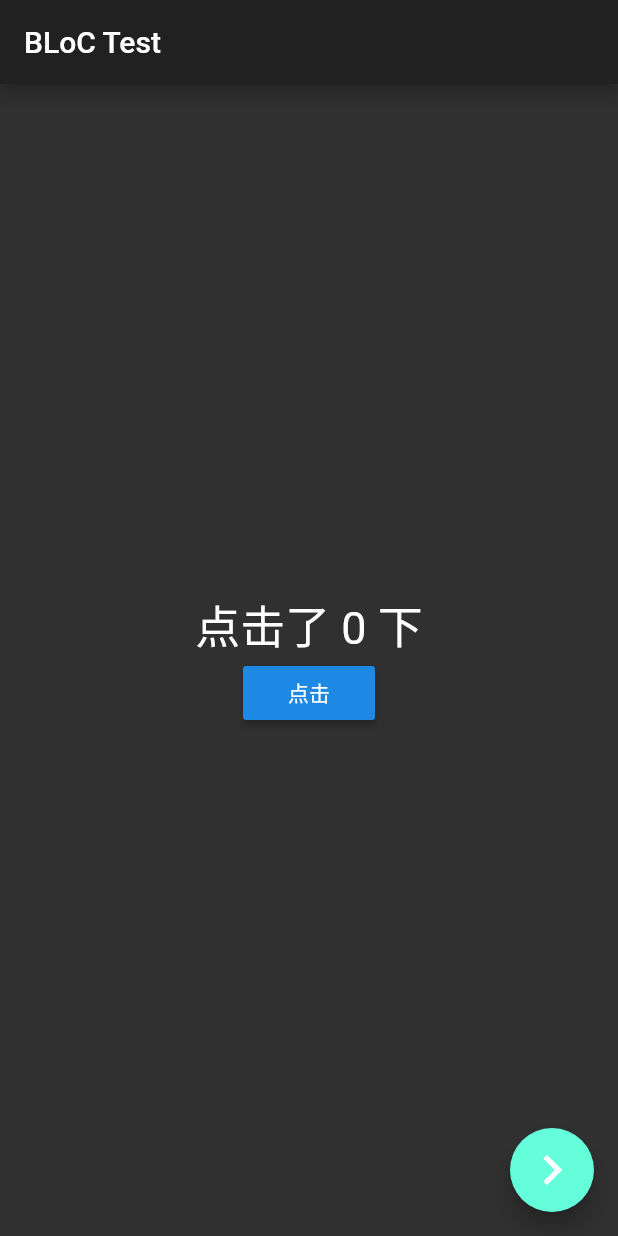
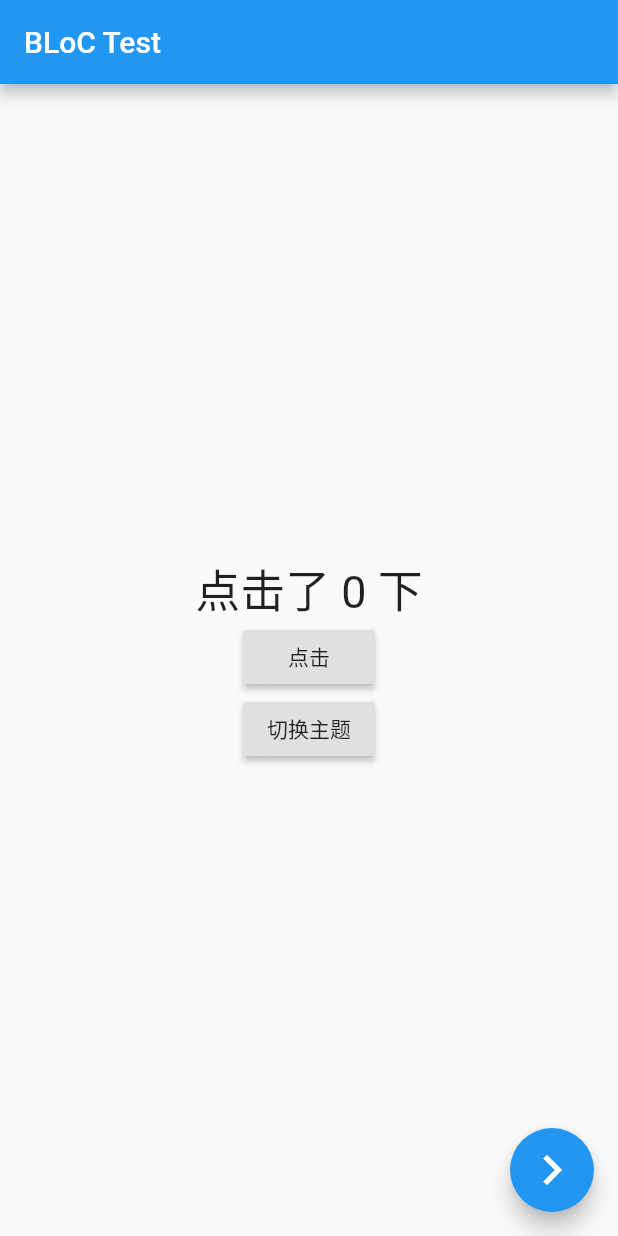
Before and after one commit to MzoneCL/bloc_demo, a Flutter app: the screen it shows after launch, on a phone screen of 412 x 824 dp. Run offline on Flutter 3.47's test engine with Material 2 defaults, Android fonts, the phone set to English and light mode, and no system bars.

Commit message:
新增切换主题功能
新增了一个 BLoCTheme 类，用于切换主题。

```diff
--- a/lib/bloc.dart
+++ b/lib/bloc.dart
@@ -1,4 +1,5 @@
 import 'dart:async';
+import 'package:flutter/material.dart';
 
 class BLoC {
   int _count;
@@ -22,3 +23,31 @@ class BLoC {
     _controller.close();
   }
 }
+
+class BLoCTheme {
+  ThemeData _themeData;
+  StreamController<ThemeData> _controller;
+
+  BLoCTheme(){
+    _themeData = ThemeData.light();
+    _controller = StreamController();
+    print('新建了一个BLoCTheme');
+  }
+
+  Stream<ThemeData> get streamThemeData => _controller.stream;
+
+  ThemeData get themeData => _themeData;
+
+  changeTheme() {
+    print('切换主题了');
+    if(_themeData == ThemeData.dark())
+      _themeData = ThemeData.light();
+    else
+      _themeData = ThemeData.dark();
+
+    _controller.sink.add(_themeData);
+  }
+  dispose(){
+    _controller.close();
+  }
+}
--- a/lib/bloc_provider.dart
+++ b/lib/bloc_provider.dart
@@ -2,8 +2,9 @@ import 'bloc.dart';
 import 'package:flutter/material.dart';
 
 class BlocProvider extends InheritedWidget {
+  final BLoC bLoC = BLoC();
 
-  final BLoC bLoC = BLoC();
+  final BLoCTheme bLoCTheme = BLoCTheme();
 
   BlocProvider({Key key, Widget child}) : super(key: key, child: child);
 
@@ -12,4 +13,8 @@ class BlocProvider extends InheritedWidget {
 
   static BLoC of(BuildContext context) =>
       (context.inheritFromWidgetOfExactType(BlocProvider) as BlocProvider).bLoC;
+
+  static BLoCTheme ofBloCTheme(BuildContext context) =>
+      (context.inheritFromWidgetOfExactType(BlocProvider) as BlocProvider)
+          .bLoCTheme;
 }
--- a/lib/main.dart
+++ b/lib/main.dart
@@ -4,26 +4,31 @@ import 'bloc_provider.dart';
 import 'bloc.dart';
 import 'page2.dart';
 
-main() => runApp(MyApp());
+main() => runApp(BlocProvider(child: MyApp()));
 
 class MyApp extends StatelessWidget {
   @override
   Widget build(BuildContext context) {
-    return BlocProvider(
-      child: MaterialApp(
-        home: MyWidget(),
-        theme: ThemeData.dark(),
-      ),
+    final BLoCTheme bLoCTheme = BlocProvider.ofBloCTheme(context);
+    return StreamBuilder(
+      stream: bLoCTheme.streamThemeData,
+      initialData: bLoCTheme.themeData,
+      builder: (context, snapshot){
+        print(snapshot.data.runtimeType);
+        return MaterialApp(
+          theme: snapshot.data,
+          home: MyWidget(),
+        );
+      },
     );
   }
 }
-
 
 class MyWidget extends StatelessWidget {
   @override
   Widget build(BuildContext context) {
     final BLoC bLoC = BlocProvider.of(context);
-
+    final BLoCTheme bLoCTheme = BlocProvider.ofBloCTheme(context);
     return Scaffold(
       floatingActionButton: FloatingActionButton(
         onPressed: () {
@@ -31,7 +36,11 @@ class MyWidget extends StatelessWidget {
             return Page2();
           }));
         },
-        child: Icon(Icons.navigate_next,size: 40,color: Colors.white,),
+        child: Icon(
+          Icons.navigate_next,
+          size: 40,
+          color: Colors.white,
+        ),
       ),
       appBar: AppBar(
         title: Text('BLoC Test'),
@@ -42,7 +51,10 @@ class MyWidget extends StatelessWidget {
           children: <Widget>[
             StreamBuilder(
               builder: (context, snapshot) {
-                return Text('点击了 ' + snapshot.data.toString() + ' 下',style: TextStyle(fontSize: 30),);
+                return Text(
+                  '点击了 ' + snapshot.data.toString() + ' 下',
+                  style: TextStyle(fontSize: 30),
+                );
               },
               initialData: bLoC.count,
               stream: bLoC.streamCount,
@@ -52,6 +64,12 @@ class MyWidget extends StatelessWidget {
                 bLoC.increment();
               },
               child: Text('点击'),
+            ),
+            RaisedButton(
+              onPressed: () {
+                bLoCTheme.changeTheme();
+              },
+              child: Text('切换主题'),
             )
           ],
         ),
```
